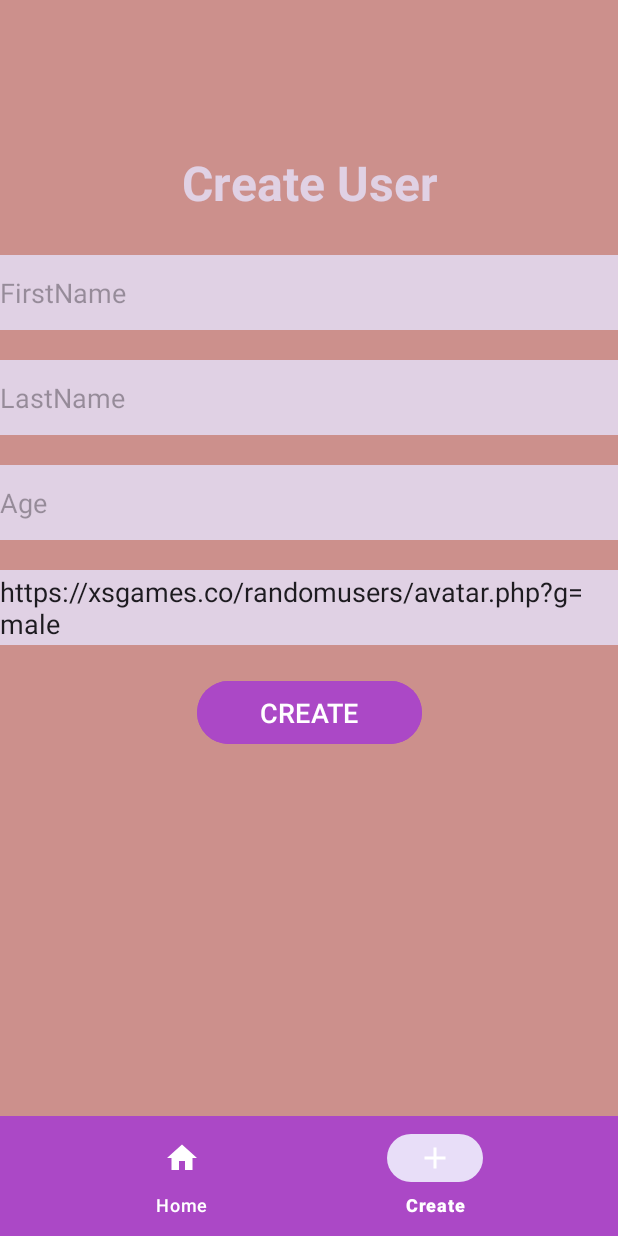
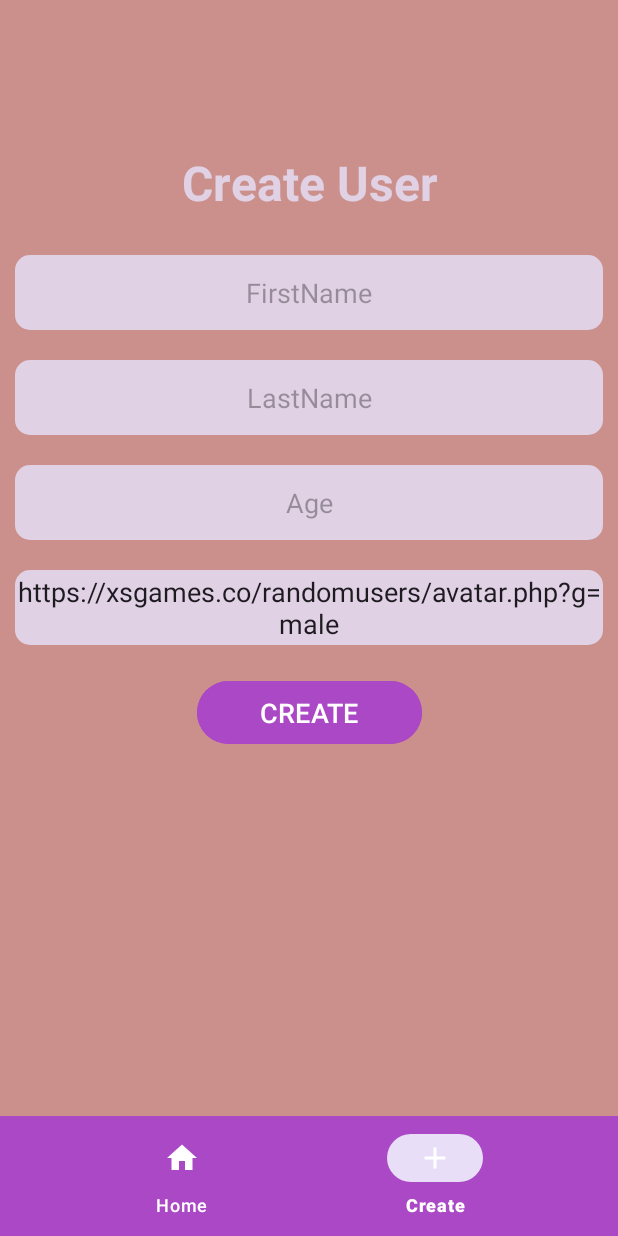
Before and after one commit to darasoylu/KotlinREST, an Android app: the CreateFragment screen opened through its navigation route, on a phone screen of 412 x 824 dp. Run offline under Robolectric (Android 15) with nearby library versions, the phone set to English and light mode, and no system bars; our stand-ins replace navigation-ui; network calls fail; pictures from the network do not load; 1 statement that could not run was skipped.

Commit message:
ui change and add screenshots

```diff
--- a/app/src/main/java/com/darasoylu/kotlinrest/util/Constants.kt
+++ b/app/src/main/java/com/darasoylu/kotlinrest/util/Constants.kt
@@ -2,5 +2,6 @@ package com.darasoylu.kotlinrest.util
 
 object Constants {
 
-    const val BASE_URL = "http://192.168.1.148:5000/" //5000den onceki kisim IPv4 ile degistir
+    const val BASE_URL = "http://10.22.52.34:5000/" //Change the part before 5000 with IPv4
+
 }
--- a/app/src/main/res/layout/fragment_create.xml
+++ b/app/src/main/res/layout/fragment_create.xml
@@ -12,8 +12,8 @@
         android:layout_marginTop="100dp"
         android:text="Create User"
         android:textAlignment="center"
+        android:textColor="#E0D1E4"
         android:textSize="32sp"
-        android:textColor="#E0D1E4"
         android:textStyle="bold"
         app:layout_constraintEnd_toEndOf="parent"
         app:layout_constraintStart_toStartOf="parent"
@@ -23,9 +23,11 @@
         android:id="@+id/createUserFirstNameET"
         android:layout_width="match_parent"
         android:layout_height="50dp"
+        android:layout_marginHorizontal="10dp"
         android:layout_marginTop="20dp"
-        android:background="#E0D1E4"
+        android:background="@drawable/rounded_et"
         android:hint="FirstName"
+        android:textAlignment="center"
         app:layout_constraintEnd_toEndOf="parent"
         app:layout_constraintStart_toStartOf="parent"
         app:layout_constraintTop_toBottomOf="@id/createUserTV" />
@@ -34,9 +36,11 @@
         android:id="@+id/createUserLastNameET"
         android:layout_width="match_parent"
         android:layout_height="50dp"
+        android:layout_marginHorizontal="10dp"
         android:layout_marginTop="20dp"
-        android:background="#E0D1E4"
+        android:background="@drawable/rounded_et"
         android:hint="LastName"
+        android:textAlignment="center"
         app:layout_constraintEnd_toEndOf="parent"
         app:layout_constraintStart_toStartOf="parent"
         app:layout_constraintTop_toBottomOf="@id/createUserFirstNameET" />
@@ -45,20 +49,24 @@
         android:id="@+id/createUserAgeET"
         android:layout_width="match_parent"
         android:layout_height="50dp"
+        android:layout_marginHorizontal="10dp"
         android:layout_marginTop="20dp"
-        android:background="#E0D1E4"
+        android:background="@drawable/rounded_et"
         android:hint="Age"
+        android:textAlignment="center"
         app:layout_constraintEnd_toEndOf="parent"
         app:layout_constraintStart_toStartOf="parent"
         app:layout_constraintTop_toBottomOf="@id/createUserLastNameET" />
 
     <EditText
-        android:background="#E0D1E4"
         android:id="@+id/createUserImageET"
         android:layout_width="match_parent"
         android:layout_height="50dp"
+        android:layout_marginHorizontal="10dp"
         android:layout_marginTop="20dp"
+        android:background="@drawable/rounded_et"
         android:text="https://xsgames.co/randomusers/avatar.php?g=male"
+        android:textAlignment="center"
         app:layout_constraintEnd_toEndOf="parent"
         app:layout_constraintStart_toStartOf="parent"
         app:layout_constraintTop_toBottomOf="@id/createUserAgeET" />
@@ -66,11 +74,11 @@
     <Button
         android:id="@+id/createUserBt"
         android:layout_width="150dp"
+        android:layout_height="50dp"
+        android:layout_marginTop="20dp"
+        android:backgroundTint="#AB48C6"
         android:text="CREATE"
         android:textSize="18sp"
-        android:backgroundTint="#AB48C6"
-        android:layout_height="50dp"
-        android:layout_marginTop="20dp"
         app:layout_constraintEnd_toEndOf="parent"
         app:layout_constraintStart_toStartOf="parent"
         app:layout_constraintTop_toBottomOf="@+id/createUserImageET" />
```
Also changed, not shown: app/src/main/res/layout/fragment_update.xml (+15 -8 lines).
